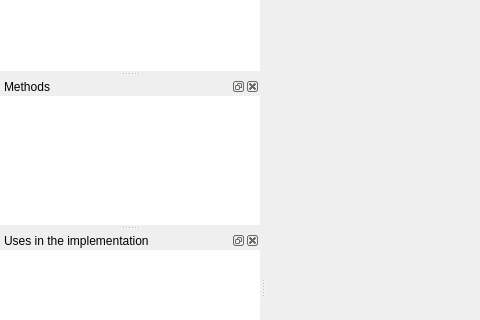
Before: the Qt Designer form desktopapp/mainwindow.ui in KDE/codevis, drawn with Qt 5; both pictures show x 0 to 480 and y 266 to 586 of the 988 by 1152 pixel window.
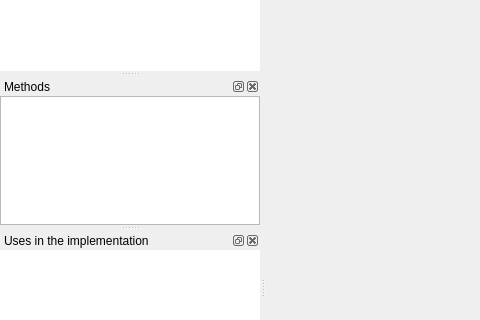
After: the same form once the commit is applied. Custom widgets are drawn as their Qt base class.

Commit message: Fix MethodTableModel to show the methods from a specific entity

Patch:
```diff
--- a/desktopapp/mainwindow.ui
+++ b/desktopapp/mainwindow.ui
@@ -285,17 +285,8 @@
       <number>0</number>
      </property>
      <item>
-      <widget class="QTableView" name="methodsTable">
-       <property name="frameShape">
-        <enum>QFrame::NoFrame</enum>
-       </property>
-       <attribute name="horizontalHeaderVisible">
-        <bool>false</bool>
-       </attribute>
-       <attribute name="horizontalHeaderStretchLastSection">
-        <bool>true</bool>
-       </attribute>
-       <attribute name="verticalHeaderVisible">
+      <widget class="QTreeView" name="methodsTree">
+       <attribute name="headerVisible">
         <bool>false</bool>
        </attribute>
       </widget>
```
The commit also changes 4 other files.
